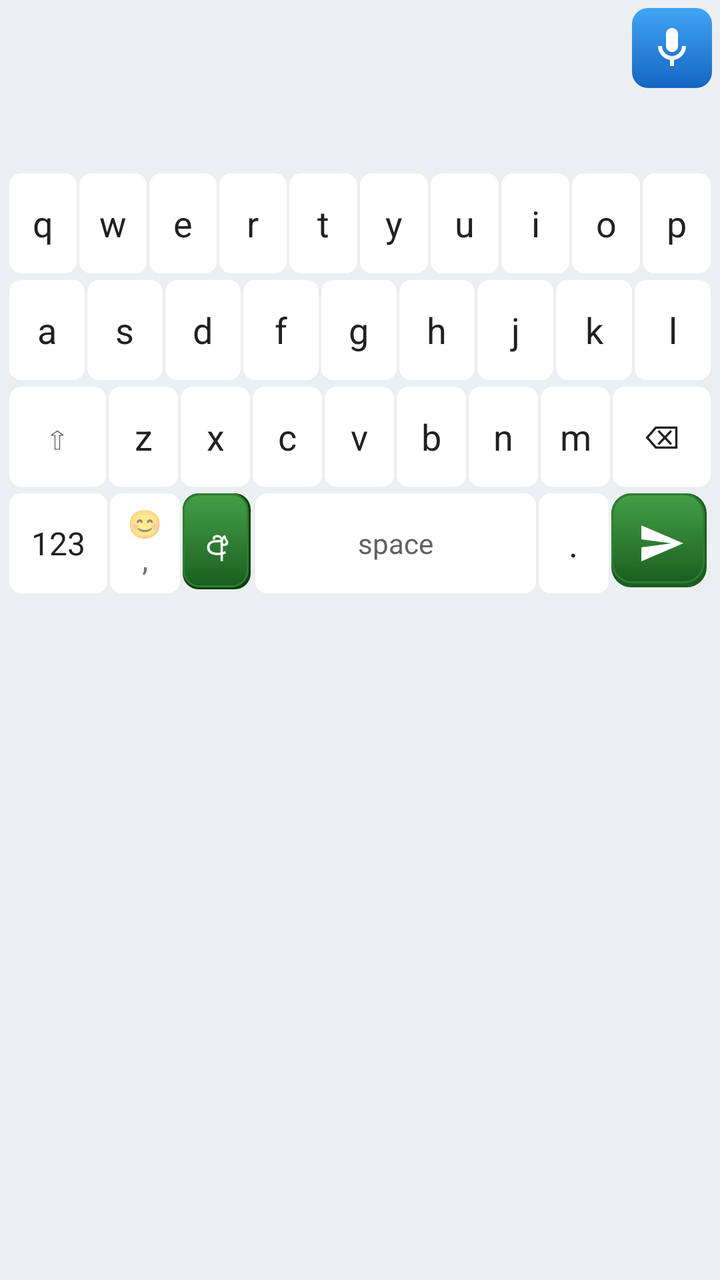
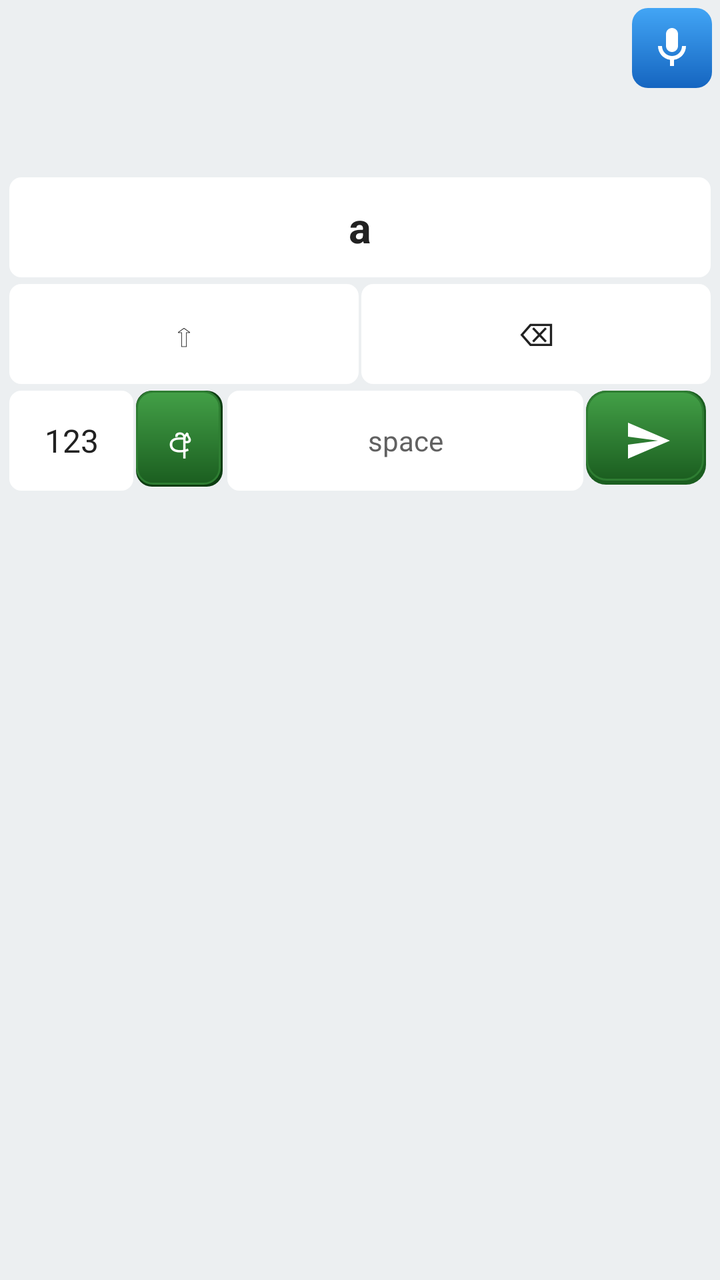

An Android layout rendered at two revisions. The XML below is the earlier revision; the diff shows what the commit changed to produce the second picture.
<!-- AndroidManifest.xml: application theme Theme.SinhalaKeyboard -->
<!-- res/layout/keyboard_view.xml -->
<?xml version="1.0" encoding="utf-8"?>
<LinearLayout xmlns:android="http://schemas.android.com/apk/res/android"
    android:id="@+id/keyboardRoot"
    android:layout_width="match_parent"
    android:layout_height="wrap_content"
    android:background="#ECEFF1"
    android:orientation="vertical"
    android:padding="4dp">

    <LinearLayout
        android:id="@+id/topBarRow"
        android:layout_width="match_parent"
        android:layout_height="40dp"
        android:gravity="center_vertical"
        android:orientation="horizontal">

        <ImageView
            android:id="@+id/btnToolbarExpand"
            android:layout_width="40dp"
            android:layout_height="40dp"
            android:layout_marginEnd="4dp"
            android:background="@drawable/toolbar_btn_expand"
            android:clickable="true"
            android:contentDescription="@string/show_toolbar"
            android:focusable="true"
            android:padding="8dp"
            android:scaleType="centerInside"
            android:src="@drawable/ic_toolbar_expand"
            android:visibility="gone" />

        <LinearLayout
            android:id="@+id/toolbarRow"
            android:layout_width="0dp"
            android:layout_height="match_parent"
            android:layout_weight="1"
            android:gravity="center_vertical"
            android:orientation="horizontal">

            <TextView
                android:id="@+id/btnToEnglish"
                style="@style/ToolbarButton"
                android:background="@drawable/toolbar_btn_translate"
                android:text="@string/key_to_english"
                android:textColor="#FFFFFF"
                android:visibility="gone" />

            <TextView
                android:id="@+id/btnFix"
                style="@style/ToolbarButton"
                android:background="@drawable/toolbar_btn_fix"
                android:text="@string/key_fix"
                android:textColor="#FFFFFF"
                android:visibility="gone" />

            <TextView
                android:id="@+id/btnPrompt"
                style="@style/ToolbarButton"
                android:background="@drawable/toolbar_btn_prompt"
                android:text="@string/key_prompt"
                android:textColor="#FFFFFF"
                android:visibility="gone" />

            <TextView
                android:id="@+id/btnTonePro"
                style="@style/ToolbarButton"
                android:background="@drawable/toolbar_btn_tone_on"
                android:text="@string/tone_professional"
                android:textColor="#FFFFFF"
                android:visibility="gone" />

            <TextView
                android:id="@+id/btnToneFriendly"
                style="@style/ToolbarButton"
                android:background="@drawable/toolbar_btn_tone_off"
                android:text="@string/tone_friendly"
                android:textColor="#CFD8DC"
                android:visibility="gone" />
        </LinearLayout>

        <HorizontalScrollView
            android:id="@+id/suggestionScroll"
            android:layout_width="0dp"
            android:layout_height="match_parent"
            android:layout_weight="1"
            android:scrollbars="none"
            android:visibility="gone">

            <LinearLayout
                android:id="@+id/suggestionRow"
                android:layout_width="wrap_content"
                android:layout_height="match_parent"
                android:gravity="center_vertical"
                android:orientation="horizontal"
                android:paddingHorizontal="2dp" />
        </HorizontalScrollView>

        <ProgressBar
            android:id="@+id/progress"
            android:layout_width="24dp"
            android:layout_height="24dp"
            android:layout_marginEnd="4dp"
            android:visibility="gone" />

        <ImageView
            android:id="@+id/btnMic"
            android:layout_width="40dp"
            android:layout_height="40dp"
            android:background="@drawable/toolbar_btn_mic"
            android:clickable="true"
            android:contentDescription="@string/key_mic"
            android:focusable="true"
            android:padding="8dp"
            android:scaleType="centerInside"
            android:src="@drawable/ic_mic" />
    </LinearLayout>

    <HorizontalScrollView
        android:id="@+id/recentEmojiScroll"
        android:layout_width="match_parent"
        android:layout_height="36dp"
        android:layout_marginTop="2dp"
        android:scrollbars="none"
        android:visibility="visible">

        <LinearLayout
            android:id="@+id/recentEmojiRow"
            android:layout_width="wrap_content"
            android:layout_height="match_parent"
            android:gravity="center_vertical"
            android:orientation="horizontal"
            android:paddingHorizontal="4dp" />
    </HorizontalScrollView>

    <include
        android:id="@+id/emojiPanel"
        layout="@layout/emoji_panel" />

    <LinearLayout
        android:id="@+id/keyboardKeysPanel"
        android:layout_width="match_parent"
        android:layout_height="wrap_content"
        android:layout_marginTop="4dp"
        android:orientation="vertical">

        <LinearLayout style="@style/KeyboardRow">
            <TextView android:id="@+id/keyQ" style="@style/KeyText" android:text="q" />
            <TextView android:id="@+id/keyW" style="@style/KeyText" android:text="w" />
            <TextView android:id="@+id/keyE" style="@style/KeyText" android:text="e" />
            <TextView android:id="@+id/keyR" style="@style/KeyText" android:text="r" />
            <TextView android:id="@+id/keyT" style="@style/KeyText" android:text="t" />
            <TextView android:id="@+id/keyY" style="@style/KeyText" android:text="y" />
            <TextView android:id="@+id/keyU" style="@style/KeyText" android:text="u" />
            <TextView android:id="@+id/keyI" style="@style/KeyText" android:text="i" />
            <TextView android:id="@+id/keyO" style="@style/KeyText" android:text="o" />
            <TextView android:id="@+id/keyP" style="@style/KeyText" android:text="p" />
        </LinearLayout>

        <LinearLayout style="@style/KeyboardRow">
            <TextView android:id="@+id/keyA" style="@style/KeyText" android:text="a" />
            <TextView android:id="@+id/keyS" style="@style/KeyText" android:text="s" />
            <TextView android:id="@+id/keyD" style="@style/KeyText" android:text="d" />
            <TextView android:id="@+id/keyF" style="@style/KeyText" android:text="f" />
            <TextView android:id="@+id/keyG" style="@style/KeyText" android:text="g" />
            <TextView android:id="@+id/keyH" style="@style/KeyText" android:text="h" />
            <TextView android:id="@+id/keyJ" style="@style/KeyText" android:text="j" />
            <TextView android:id="@+id/keyK" style="@style/KeyText" android:text="k" />
            <TextView android:id="@+id/keyL" style="@style/KeyText" android:text="l" />
        </LinearLayout>

        <LinearLayout style="@style/KeyboardRow">
            <TextView android:id="@+id/keyShift" style="@style/KeyTextWide" android:text="⇧" />
            <TextView android:id="@+id/keyZ" style="@style/KeyText" android:text="z" />
            <TextView android:id="@+id/keyX" style="@style/KeyText" android:text="x" />
            <TextView android:id="@+id/keyC" style="@style/KeyText" android:text="c" />
            <TextView android:id="@+id/keyV" style="@style/KeyText" android:text="v" />
            <TextView android:id="@+id/keyB" style="@style/KeyText" android:text="b" />
            <TextView android:id="@+id/keyN" style="@style/KeyText" android:text="n" />
            <TextView android:id="@+id/keyM" style="@style/KeyText" android:text="m" />
            <TextView android:id="@+id/keyBackspace" style="@style/KeyTextWide" android:text="⌫" />
        </LinearLayout>

        <LinearLayout style="@style/KeyboardRow">
            <TextView android:id="@+id/keyNumbers" style="@style/KeyTextWide" android:text="123" />
            <include layout="@layout/key_emoji_comma" />
            <TextView
                android:id="@+id/keyLangBottom"
                style="@style/KeyTextLang"
                android:text="@string/mode_sinhala_key" />
            <TextView android:id="@+id/keySpace" style="@style/KeyTextSpace" android:text="space" />
            <TextView android:id="@+id/keyPeriod" style="@style/KeyText" android:text="." />
            <TextView
                android:id="@+id/keyBackspaceBottom"
                style="@style/KeyTextWide"
                android:contentDescription="@string/key_backspace"
                android:text="⌫"
                android:visibility="gone" />
            <ImageView
                android:id="@+id/keyEnter"
                style="@style/KeyTextSend"
                android:contentDescription="@string/key_send"
                android:scaleType="centerInside"
                android:src="@drawable/ic_send_arrow" />
        </LinearLayout>
    </LinearLayout>
</LinearLayout>
<!-- res/layout/emoji_panel.xml (included above) -->
<?xml version="1.0" encoding="utf-8"?>
<LinearLayout xmlns:android="http://schemas.android.com/apk/res/android"
    android:id="@+id/emojiPanel"
    android:layout_width="match_parent"
    android:layout_height="wrap_content"
    android:orientation="vertical"
    android:paddingBottom="4dp"
    android:visibility="gone">

    <HorizontalScrollView
        android:layout_width="match_parent"
        android:layout_height="wrap_content"
        android:scrollbars="none">

        <LinearLayout
            android:id="@+id/emojiCategoryBar"
            android:layout_width="wrap_content"
            android:layout_height="wrap_content"
            android:gravity="center_vertical"
            android:orientation="horizontal"
            android:paddingHorizontal="4dp"
            android:paddingVertical="4dp" />
    </HorizontalScrollView>

    <ScrollView
        android:layout_width="match_parent"
        android:layout_height="200dp"
        android:scrollbars="none">

        <GridLayout
            android:id="@+id/emojiGrid"
            android:layout_width="match_parent"
            android:layout_height="wrap_content"
            android:alignmentMode="alignBounds"
            android:columnCount="8"
            android:paddingHorizontal="2dp" />
    </ScrollView>
</LinearLayout>
<!-- res/layout/key_emoji_comma.xml (included above) -->
<?xml version="1.0" encoding="utf-8"?>
<LinearLayout xmlns:android="http://schemas.android.com/apk/res/android"
    android:id="@+id/keyComma"
    style="@style/KeyText"
    android:gravity="center"
    android:orientation="vertical">

    <TextView
        android:id="@+id/keyCommaEmoji"
        android:layout_width="wrap_content"
        android:layout_height="wrap_content"
        android:includeFontPadding="false"
        android:text="😊"
        android:textSize="14sp" />

    <TextView
        android:id="@+id/keyCommaSymbol"
        android:layout_width="wrap_content"
        android:layout_height="wrap_content"
        android:includeFontPadding="false"
        android:text=","
        android:textSize="16sp" />
</LinearLayout>
<!-- resources referenced by this layout -->
<resources>
  <!-- drawable toolbar_btn_expand (drawable) -->
  <?xml version="1.0" encoding="utf-8"?>
  <ripple xmlns:android="http://schemas.android.com/apk/res/android"
      android:color="#33FFFFFF">
      <item>
          <shape android:shape="rectangle">
              <solid android:color="#546E7A" />
              <corners android:radius="8dp" />
          </shape>
      </item>
  </ripple>
  <!-- drawable toolbar_btn_fix (drawable) -->
  <?xml version="1.0" encoding="utf-8"?>
  <shape xmlns:android="http://schemas.android.com/apk/res/android"
      android:shape="rectangle">
      <gradient
          android:angle="270"
          android:endColor="#E65100"
          android:startColor="#FFB74D" />
      <corners android:radius="8dp" />
  </shape>
  <!-- drawable toolbar_btn_mic (drawable) -->
  <?xml version="1.0" encoding="utf-8"?>
  <shape xmlns:android="http://schemas.android.com/apk/res/android"
      android:shape="rectangle">
      <gradient
          android:angle="270"
          android:endColor="#1565C0"
          android:startColor="#42A5F5" />
      <corners android:radius="8dp" />
  </shape>
  <!-- drawable toolbar_btn_tone_off (drawable) -->
  <?xml version="1.0" encoding="utf-8"?>
  <shape xmlns:android="http://schemas.android.com/apk/res/android"
      android:shape="rectangle">
      <solid android:color="#37474F" />
      <stroke
          android:width="1dp"
          android:color="#78909C" />
      <corners android:radius="8dp" />
  </shape>
  <!-- drawable toolbar_btn_tone_on (drawable) -->
  <?xml version="1.0" encoding="utf-8"?>
  <shape xmlns:android="http://schemas.android.com/apk/res/android"
      android:shape="rectangle">
      <gradient
          android:angle="270"
          android:endColor="#1B5E20"
          android:startColor="#43A047" />
      <corners android:radius="8dp" />
  </shape>
  <string name="key_backspace">Backspace</string>
  <string name="key_fix">Fix</string>
  <string name="key_mic">Microphone</string>
  <string name="key_prompt">Prompt</string>
  <string name="key_send">Send</string>
  <string name="key_to_english">→EN</string>
  <string name="mode_sinhala_key">අ</string>
  <string name="show_toolbar">Show keyboard tools</string>
  <string name="tone_friendly">Friendly</string>
  <string name="tone_professional">Pro</string>
  <style name="KeyText">
          <item name="android:layout_width">0dp</item>
          <item name="android:layout_height">50dp</item>
          <item name="android:layout_weight">1</item>
          <item name="android:layout_margin">0.5dp</item>
          <item name="android:gravity">center</item>
          <item name="android:textSize">18sp</item>
          <item name="android:textColor">#212121</item>
          <item name="android:background">@drawable/key_bg</item>
          <item name="android:clickable">true</item>
          <item name="android:focusable">true</item>
      </style>
  <style name="KeyboardRow">
          <item name="android:layout_width">match_parent</item>
          <item name="android:layout_height">wrap_content</item>
          <item name="android:orientation">horizontal</item>
          <item name="android:gravity">center_vertical</item>
          <item name="android:layout_marginBottom">2dp</item>
      </style>
  <style name="Theme.SinhalaKeyboard" parent="Theme.MaterialComponents.DayNight.DarkActionBar" />
  <!-- drawable key_bg (drawable) -->
  <?xml version="1.0" encoding="utf-8"?>
  <ripple xmlns:android="http://schemas.android.com/apk/res/android"
      android:color="#B0BEC5">
      <item>
          <shape android:shape="rectangle">
              <solid android:color="#FFFFFF" />
              <corners android:radius="6dp" />
          </shape>
      </item>
  </ripple>
  <!-- unchanged entries left out for length: 12 -->
</resources>

<!-- the commit's change to res/layout/keyboard_view.xml (unified diff, before → after) -->
@@ -156,7 +156,7 @@
         </LinearLayout>
 
         <LinearLayout style="@style/KeyboardRow">
-            <TextView android:id="@+id/keyA" style="@style/KeyText" android:text="a" />
+            <TextView android:id="@+id/keyA" style="@style/KeyTextA" android:text="a" />
             <TextView android:id="@+id/keyS" style="@style/KeyText" android:text="s" />
             <TextView android:id="@+id/keyD" style="@style/KeyText" android:text="d" />
             <TextView android:id="@+id/keyF" style="@style/KeyText" android:text="f" />
@@ -187,7 +187,7 @@
                 style="@style/KeyTextLang"
                 android:text="@string/mode_sinhala_key" />
             <TextView android:id="@+id/keySpace" style="@style/KeyTextSpace" android:text="space" />
-            <TextView android:id="@+id/keyPeriod" style="@style/KeyText" android:text="." />
+            <include layout="@layout/key_at_period" />
             <TextView
                 android:id="@+id/keyBackspaceBottom"
                 style="@style/KeyTextWide"
@@ -266,3 +266,27 @@
         android:text=","
         android:textSize="16sp" />
 </LinearLayout>
+<!-- res/layout/key_at_period.xml (included above) -->
+<?xml version="1.0" encoding="utf-8"?>
+<LinearLayout xmlns:android="http://schemas.android.com/apk/res/android"
+    android:id="@+id/keyPeriod"
+    style="@style/KeyText"
+    android:gravity="center"
+    android:orientation="vertical">
+
+    <TextView
+        android:id="@+id/keyPeriodAt"
+        android:layout_width="wrap_content"
+        android:layout_height="wrap_content"
+        android:includeFontPadding="false"
+        android:text="@"
+        android:textSize="11sp" />
+
+    <TextView
+        android:id="@+id/keyPeriodSymbol"
+        android:layout_width="wrap_content"
+        android:layout_height="wrap_content"
+        android:includeFontPadding="false"
+        android:text="."
+        android:textSize="18sp" />
+</LinearLayout>
<!-- resource entries referenced after the edit -->
@@ -61,13 +61,14 @@
   <string name="show_toolbar">Show keyboard tools</string>
   <string name="tone_friendly">Friendly</string>
   <string name="tone_professional">Pro</string>
-  <style name="KeyText">
+  <style name="KeyTextA">
           <item name="android:layout_width">0dp</item>
           <item name="android:layout_height">50dp</item>
-          <item name="android:layout_weight">1</item>
+          <item name="android:layout_weight">1.28</item>
           <item name="android:layout_margin">0.5dp</item>
           <item name="android:gravity">center</item>
-          <item name="android:textSize">18sp</item>
+          <item name="android:textSize">21sp</item>
+          <item name="android:textStyle">bold</item>
           <item name="android:textColor">#212121</item>
           <item name="android:background">@drawable/key_bg</item>
           <item name="android:clickable">true</item>
